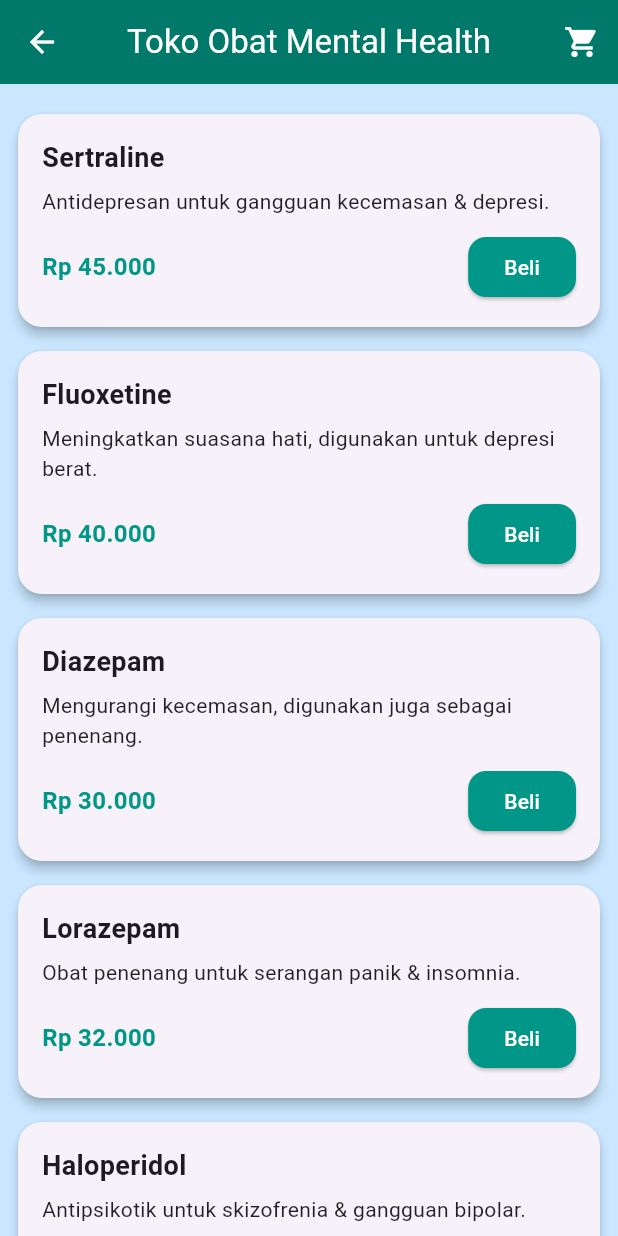
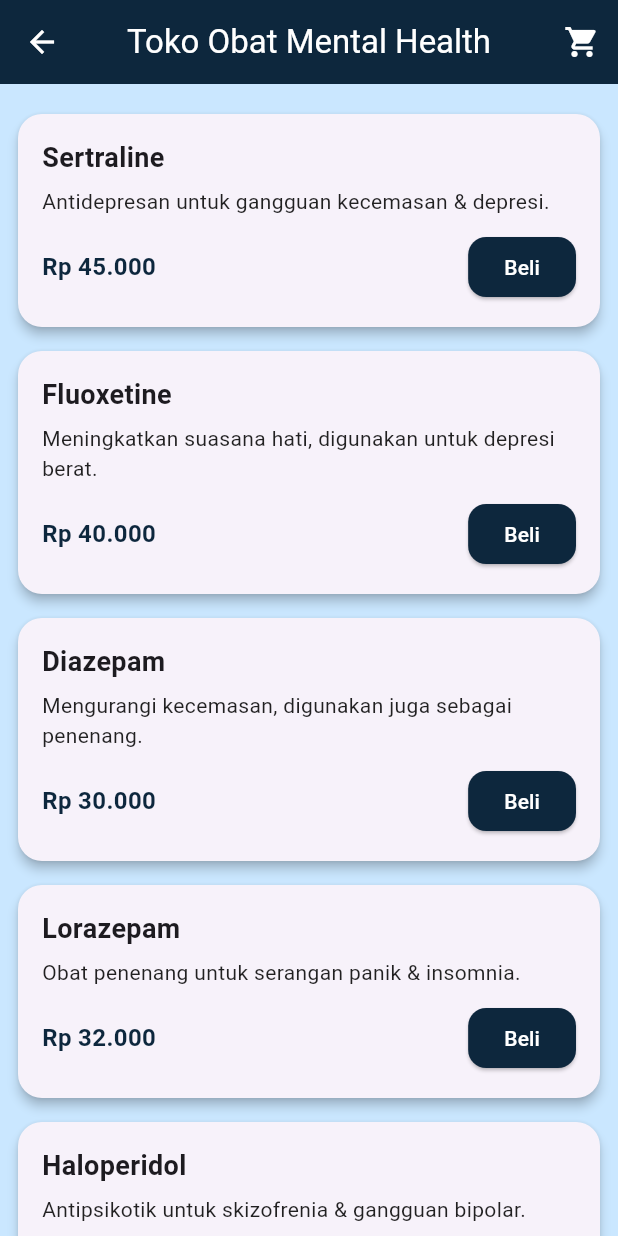
Before and after one commit to Juv-andrew/groupie, a Flutter app: the ShopPage screen opened directly, on a phone screen of 412 x 824 dp. Run offline on Flutter 3.47's test engine with Material 3 defaults, Android fonts, the phone set to English and light mode, and no system bars; drawn by our look-alikes of overlay_support; our stand-ins replace just_audio, share_plus, shared_preferences, smooth_page_indicator; accounts and stored records are empty.

Commit message:
memperbaiki design
di pull ges

```diff
--- a/lib/consultation/shop_page.dart
+++ b/lib/consultation/shop_page.dart
@@ -103,7 +103,7 @@ class _ShopPageState extends State<ShopPage> {
           "Toko Obat Mental Health",
           style: TextStyle(color: Colors.white),
         ),
-        backgroundColor: Colors.teal[700],
+        backgroundColor: Color(0xff0D273D),
         centerTitle: true,
         iconTheme: const IconThemeData(color: Colors.white),
         actions: [
@@ -175,13 +175,13 @@ class _ShopPageState extends State<ShopPage> {
                         med['price']!,
                         style: const TextStyle(
                           fontSize: 16,
-                          color: Colors.teal,
+                          color: Color(0xff0D273D),
                           fontWeight: FontWeight.w600,
                         ),
                       ),
                       ElevatedButton(
                         style: ElevatedButton.styleFrom(
-                          backgroundColor: Colors.teal,
+                          backgroundColor: Color(0xff0D273D),
                           shape: RoundedRectangleBorder(
                             borderRadius: BorderRadius.circular(12),
                           ),
```
Also changed, not shown: lib/consultation/cart_page.dart (+7 -7 lines).
